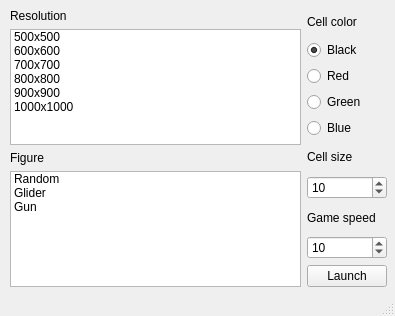
Old version of the form launcher_gui.ui in the repository renmans/celldiv.
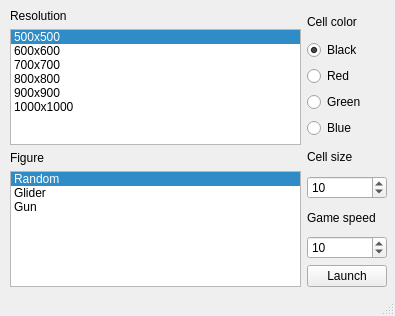
New version of the form.

```diff
--- a/launcher_gui.ui
+++ b/launcher_gui.ui
@@ -39,7 +39,7 @@
           <enum>Qt::LeftToRight</enum>
          </property>
          <property name="currentRow">
-          <number>-1</number>
+          <number>0</number>
          </property>
          <item>
           <property name="text">
@@ -86,7 +86,7 @@
           <enum>Qt::LeftToRight</enum>
          </property>
          <property name="currentRow">
-          <number>-1</number>
+          <number>0</number>
          </property>
          <item>
           <property name="text">
```
